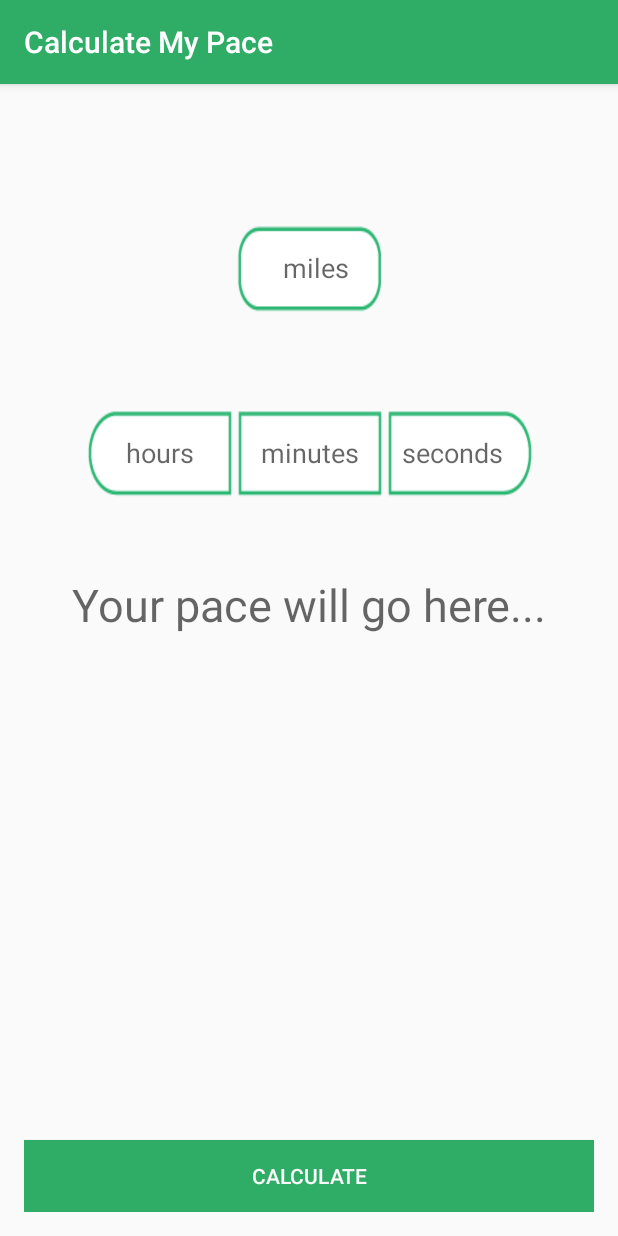
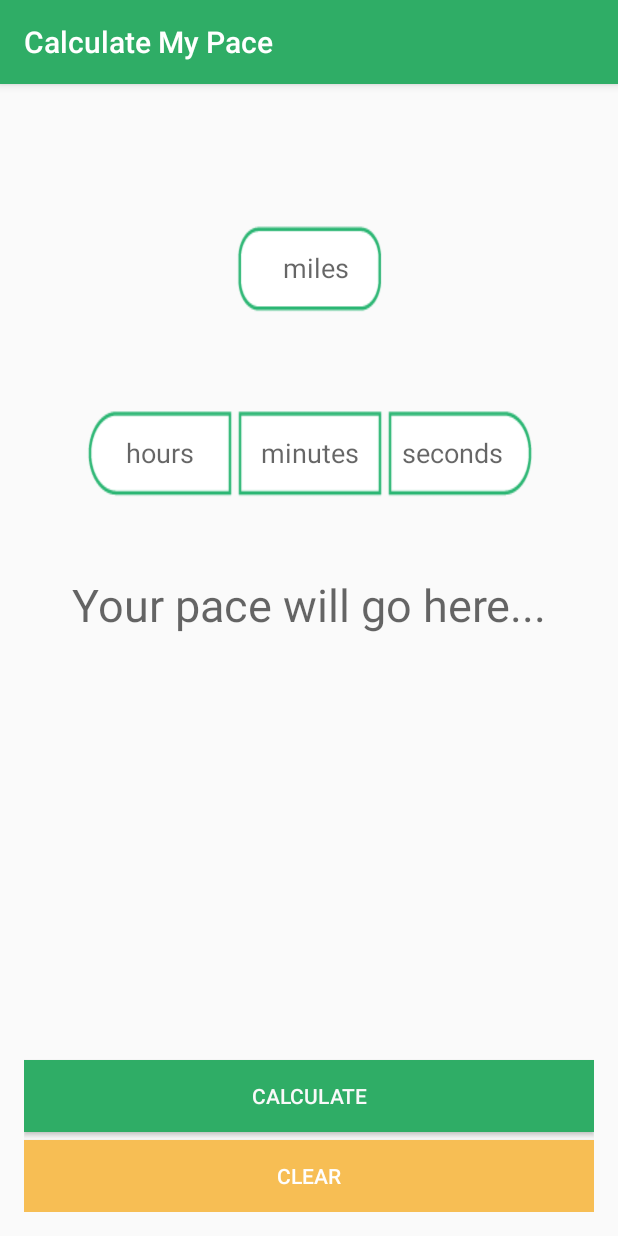
Before and after one commit to daviddalton/calculate-my-pace, an Android app: the MainActivity screen opened directly, with no data from a screen before it, on a phone screen of 412 x 824 dp. Run offline under Robolectric (Android 15) with nearby library versions, the phone set to English and light mode, and no system bars.

Commit message:
added the clear button

```diff
--- a/app/src/main/res/layout/activity_first.xml
+++ b/app/src/main/res/layout/activity_first.xml
@@ -31,7 +31,8 @@
         android:layout_alignParentEnd="true"
         android:layout_alignParentStart="true"
         android:layout_marginTop="5dp"
-        android:clickable="false" />
+        android:clickable="false"
+        android:visibility="invisible" />
 
     <Button
         android:layout_width="wrap_content"
@@ -44,7 +45,8 @@
         android:layout_alignParentEnd="true"
         android:layout_alignParentStart="true"
         android:layout_marginTop="5dp"
-        android:clickable="false" />
+        android:clickable="false"
+        android:visibility="invisible" />
 
     <ImageButton
         android:layout_width="wrap_content"
--- a/app/src/main/res/layout/activity_main.xml
+++ b/app/src/main/res/layout/activity_main.xml
@@ -14,11 +14,11 @@
         android:layout_height="wrap_content"
         android:text="@string/calculate_button"
         android:id="@+id/calculate_button"
-        android:layout_alignParentBottom="true"
+        android:textColor="#f9f9f9"
+        android:background="#2fad66"
+        android:layout_above="@+id/clear_button"
         android:layout_alignParentStart="true"
-        android:layout_alignParentEnd="true"
-        android:textColor="#f9f9f9"
-        android:background="#2fad66" />
+        android:layout_alignParentEnd="true" />
 
     <EditText
         android:layout_width="100dp"
@@ -81,7 +81,20 @@
         android:layout_marginBottom="80dp"
         android:layout_centerInParent="true"
         android:textAlignment="center"
-        android:textSize="30dp" /> <!-- This is the pace -->
+        android:textSize="30dp" /><!-- This is the pace -->
+
+    <Button
+        android:layout_width="wrap_content"
+        android:layout_height="wrap_content"
+        android:text="Clear"
+        android:id="@+id/clear_button"
+        android:background="#f7be54"
+        android:layout_alignParentBottom="true"
+        android:layout_alignParentEnd="true"
+        android:layout_alignParentStart="true"
+        android:textColor="#fefefe"
+        android:layout_marginTop="5dp" />
+
 
 
 
```
Also changed, not shown: app/src/main/java/com/example/david/calculate_my_pace/MainActivity.java (+18 -0 lines).
